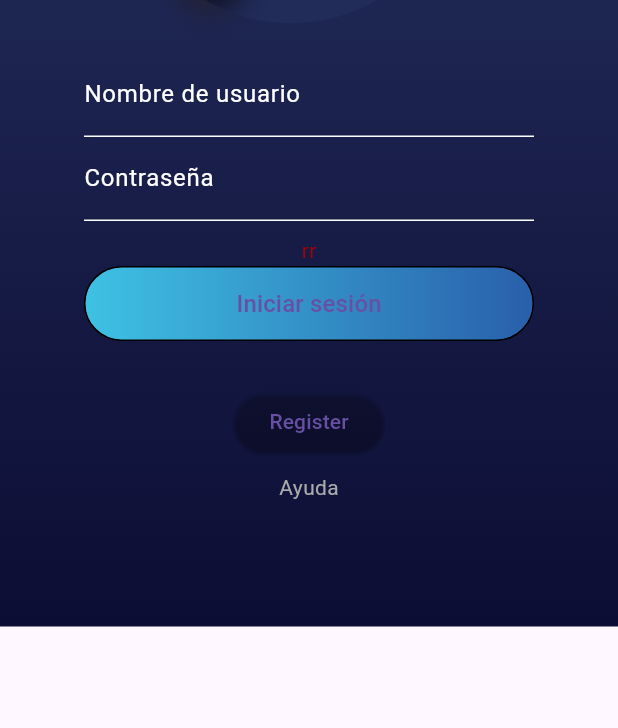
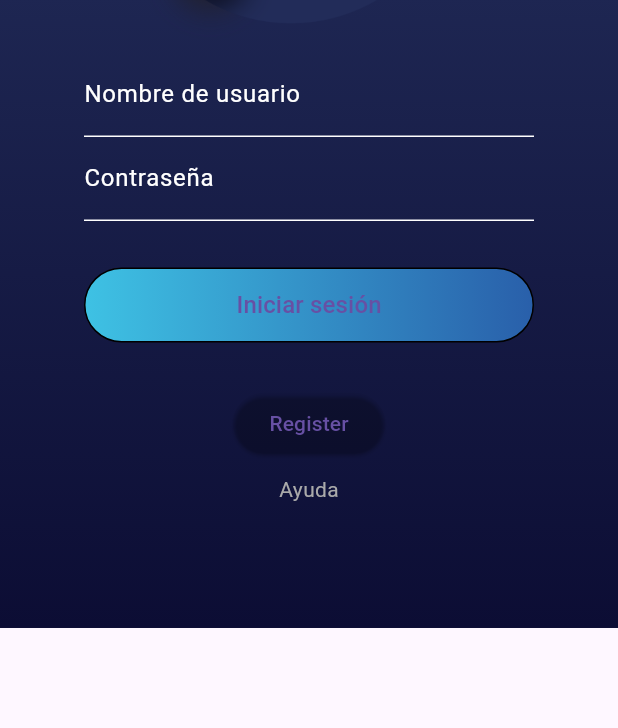
Before and after one commit to Diegdary/CryptoSportBetting, a Flutter app: the screen it shows after launch, on a phone screen of 412 x 824 dp. Shown: the part 508-1236 px from the top of the screen. Run offline on Flutter 3.47's test engine with Material 3 defaults, Android fonts, the phone set to English and light mode, and no system bars; our stand-ins replace shared_preferences.

Commit message:
error rr arreglado

```diff
--- a/lib/Screens/Login.dart
+++ b/lib/Screens/Login.dart
@@ -19,7 +19,7 @@ class _LoginState extends State<Login> {
 
   TextEditingController passwordController = TextEditingController();
 
-  String inicioValido = "rr";
+  String inicioValido = "";
 
   final pref = PreferenciaUsuario();
 
```
